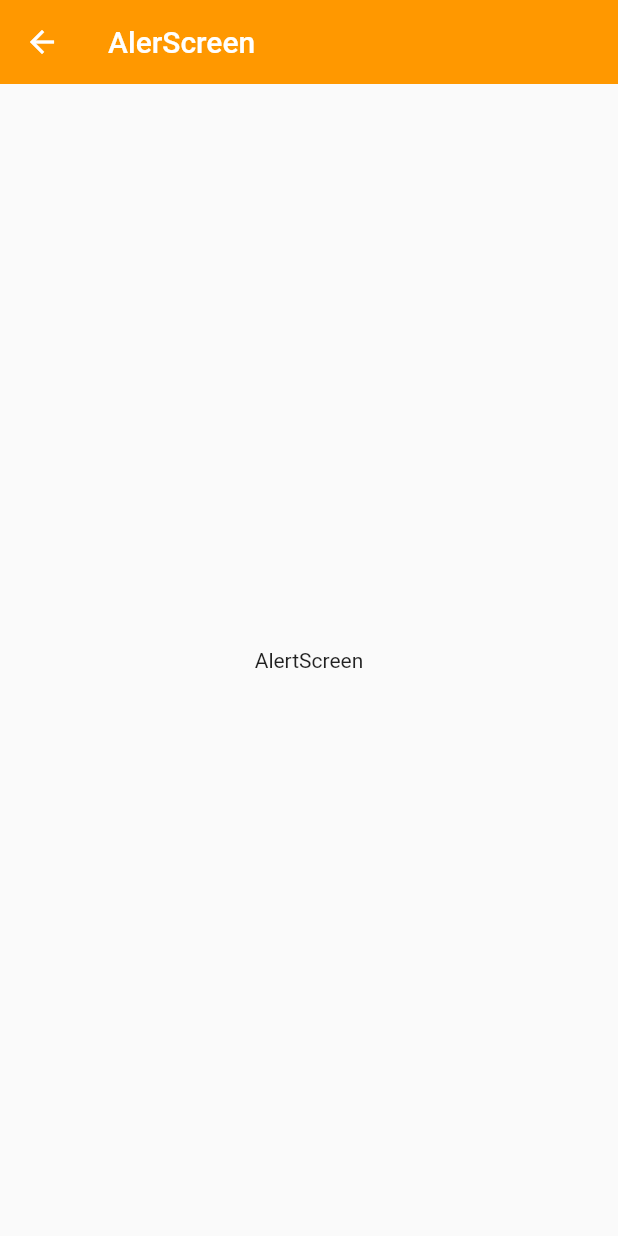
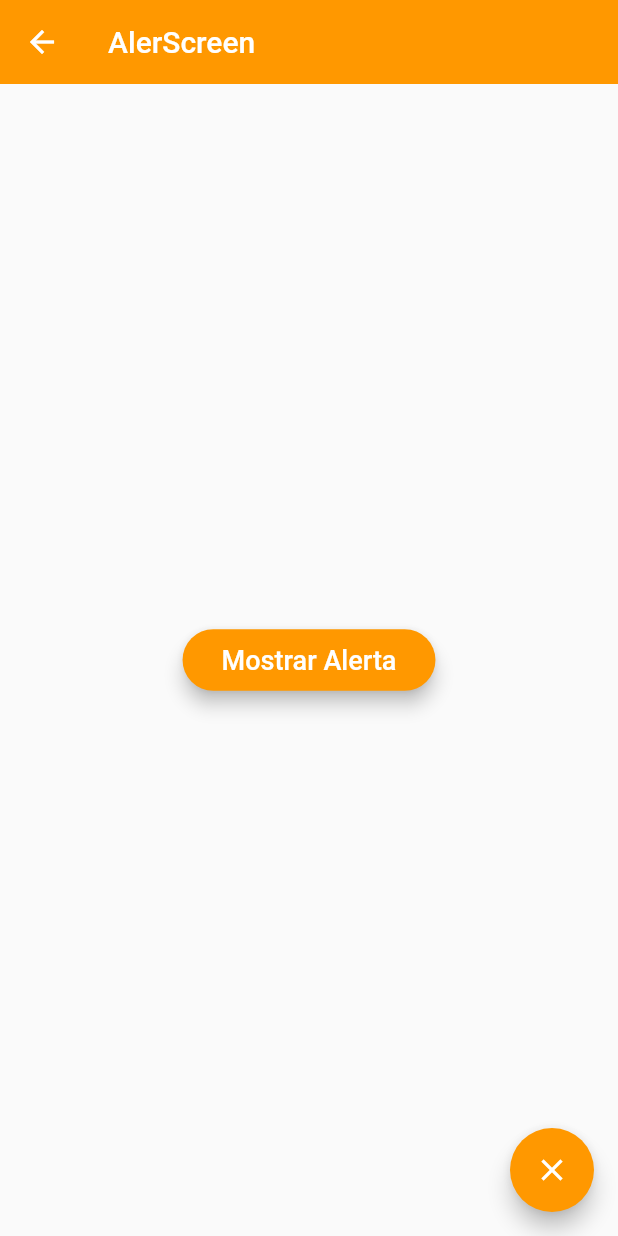
Before and after one commit to EdgarLS7/fltproject, a Flutter app: the AlertScreen screen opened by its route, on a phone screen of 412 x 824 dp. Run offline on Flutter 3.47's test engine with Material 2 defaults, Android fonts, the phone set to English and light mode, and no system bars.

Commit message:
Mostrar alerta 82 ude

```diff
--- a/lib/screens/alert_screen.dart
+++ b/lib/screens/alert_screen.dart
@@ -3,6 +3,35 @@ import 'package:flutter/material.dart';
 class AlertScreen extends StatelessWidget {
 
   const AlertScreen({Key? key}) : super(key: key);
+
+  void displayDialog( BuildContext context ) {
+
+    showDialog(
+      barrierDismissible: false,
+      context: context,
+      builder: (context) {
+        return AlertDialog(
+          elevation: 5,
+          title: const Text('Titulo'),
+          shape: RoundedRectangleBorder(borderRadius: BorderRadius.circular(15)),
+          content: Column(
+            mainAxisSize: MainAxisSize.min,
+            children: const [
+              Text('Este es el contenido de la alerta'),
+              SizedBox( height: 10,),
+              FlutterLogo( size: 70,)
+            ],
+          ),
+          actions: [
+            TextButton(
+              onPressed: () => Navigator.pop(context),
+              child: const Text('Cerrar')
+            )
+          ],
+        );
+      }
+    );
+  }
 
   @override
   Widget build(BuildContext context) {
@@ -10,8 +39,18 @@ class AlertScreen extends StatelessWidget {
       appBar: AppBar(
         title: const Text('AlerScreen'),
       ),
-      body: const Center(
-         child: Text('AlertScreen'),
+      body: Center(
+         child: ElevatedButton(
+           child: const Padding(
+             padding: EdgeInsets.all(10),
+             child: Text('Mostrar Alerta', style: TextStyle( fontSize: 18),),
+           ),
+           onPressed: () => displayDialog(context),
+         )
+      ),
+      floatingActionButton: FloatingActionButton(
+        child: const Icon( Icons.close ),
+        onPressed: () => Navigator.pop(context)
       ),
     );
   }
--- a/lib/theme/app_theme.dart
+++ b/lib/theme/app_theme.dart
@@ -15,9 +15,23 @@ class AppTheme {
       elevation: 0,
     ),
 
-    //TextButton theme
+    //TextButton Theme
     textButtonTheme: TextButtonThemeData(
       style: TextButton.styleFrom( primary: primary)
+    ),
+
+    //FloatingActionButton Theme
+    floatingActionButtonTheme: const FloatingActionButtonThemeData(
+      backgroundColor: primary,
+    ),
+
+    //ElevatedButton Theme
+    elevatedButtonTheme: ElevatedButtonThemeData(
+      style: ElevatedButton.styleFrom(
+        primary: primary,
+        shape: const StadiumBorder(),
+        elevation: 5,
+      )
     )
   );
 
```
